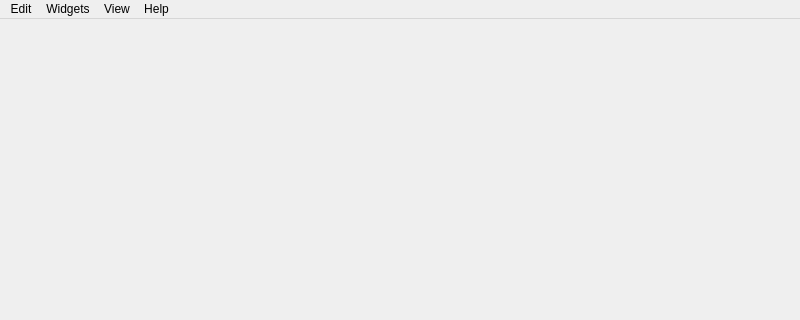
The window that ui/mainWindow.ui (PurdueElectricRacing/DaqApp) describes before a commit, drawn with Qt 5; both pictures show x 0 to 800 and y 0 to 320 of the 800 by 600 pixel window.
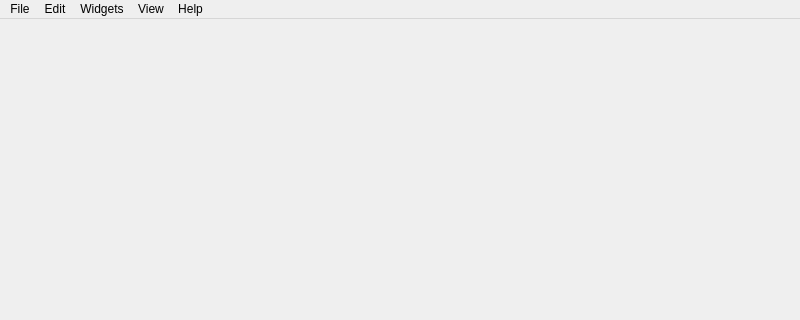
The same window after the commit.

What changed in the file:
```diff
--- a/ui/mainWindow.ui
+++ b/ui/mainWindow.ui
@@ -66,6 +66,13 @@
     </property>
     <addaction name="actionPreferences"/>
    </widget>
+   <widget class="QMenu" name="menuFile">
+    <property name="title">
+     <string>File</string>
+    </property>
+    <addaction name="actionImport_log"/>
+   </widget>
+   <addaction name="menuFile"/>
    <addaction name="menuEdit_2"/>
    <addaction name="menuEdit"/>
    <addaction name="menuView"/>
```
Left out of the diff: 5 changed lines with no effect on the pictures.
